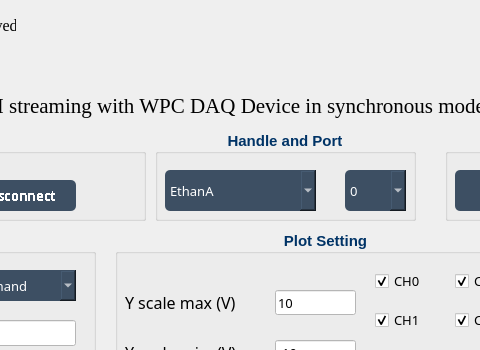
First picture: the form in examples/GUI/Synchronous/AI/UI_design/example_GUI_AI.ui, repository WPC-Systems-Ltd/WPC_Python_driver_release, before the edit; both pictures show x 365 to 845 and y 0 to 350 of the 1092 by 882 pixel window.
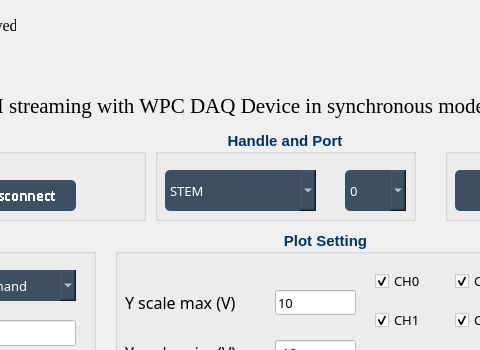
Second picture: the form after the edit. Icons and pictures are not drawn. Custom widgets are drawn as their Qt base class.

Patch:
```diff
--- a/examples/GUI/Synchronous/AI/UI_design/example_GUI_AI.ui
+++ b/examples/GUI/Synchronous/AI/UI_design/example_GUI_AI.ui
@@ -4407,17 +4407,17 @@
 color:  rgb(255, 255, 255); </string>
     </property>
     <property name="currentText">
-     <string>EthanA</string>
+     <string>STEM</string>
     </property>
     <property name="currentIndex">
-     <number>1</number>
+     <number>0</number>
     </property>
     <property name="minimumContentsLength">
      <number>0</number>
     </property>
     <item>
      <property name="text">
-      <string>WifiDAQE3A</string>
+      <string>STEM</string>
      </property>
     </item>
     <item>
```
Left out of the diff: 5 changed lines with no effect on the pictures.
